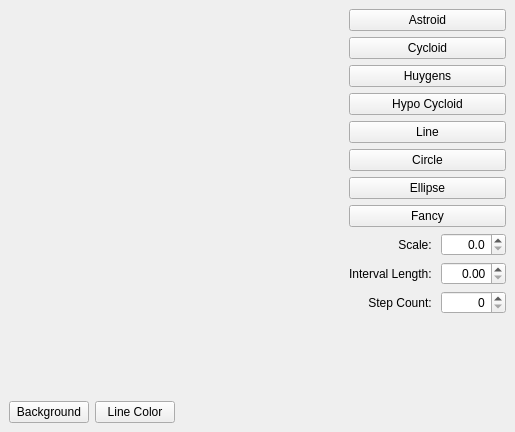
Naugrim01/QtCurvesCPP, file mainwindow.ui: the form before one commit.
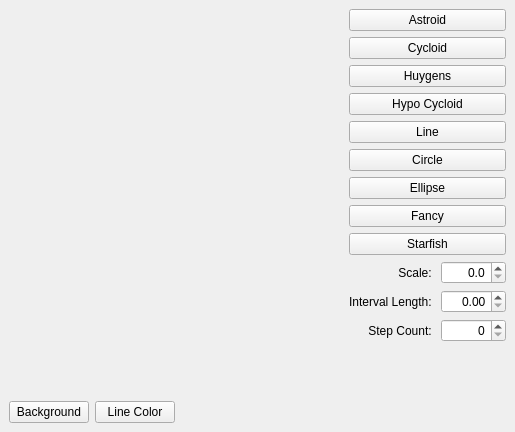
The form after the commit. Custom widgets are drawn as their Qt base class.

Commit message: add Starfish shape

```diff
--- a/mainwindow.ui
+++ b/mainwindow.ui
@@ -111,6 +111,13 @@
         </property>
        </widget>
       </item>
+      <item>
+       <widget class="QPushButton" name="btnStarfish">
+        <property name="text">
+         <string>Starfish</string>
+        </property>
+       </widget>
+      </item>
       <item>
        <layout class="QHBoxLayout" name="horizontalLayout">
         <item>
```
The commit also changes 4 other files.
